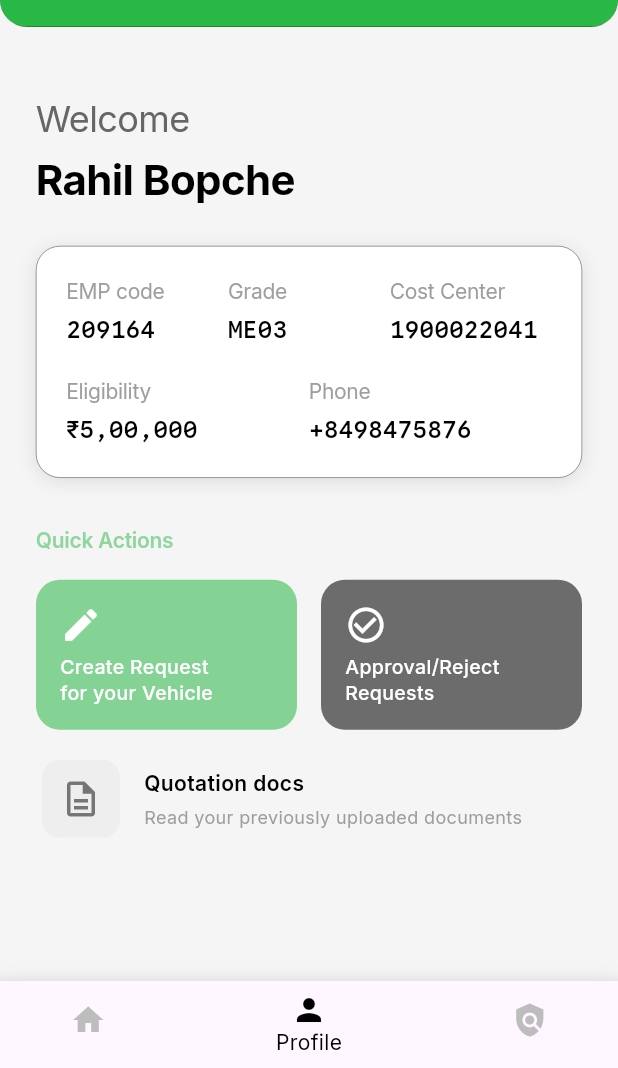
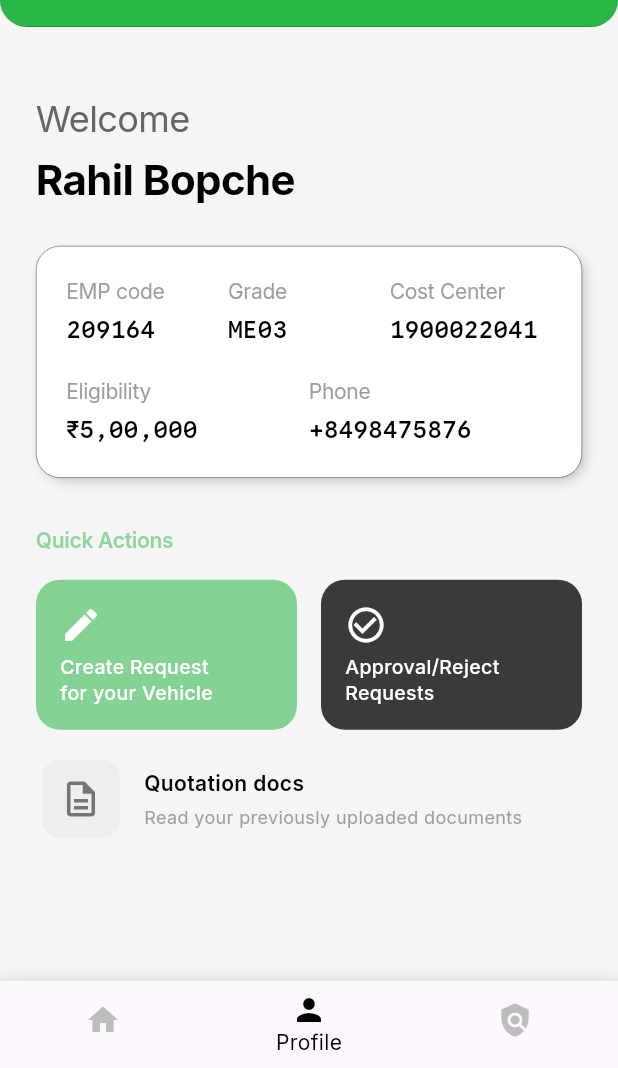
Before and after one commit to shailesh43/Sangam, a Flutter app: the screen it shows after launch, item 2 of the bottom bar chosen, on a phone screen of 412 x 824 dp, the part 168-1236 px from its top. Run offline on Flutter 3.47's test engine with Material 3 defaults, Android fonts, the phone set to English and light mode, and no system bars; our stand-ins replace google_fonts.

Commit message:
refactor: rearrange  directories

```diff
--- a/lib/main.dart
+++ b/lib/main.dart
@@ -116,9 +116,10 @@ class _DashboardScreenState extends State<DashboardScreen> {
                         borderRadius: BorderRadius.circular(16),
                         boxShadow: [
                           BoxShadow(
-                            color: Colors.black.withOpacity(0.1),
-                            blurRadius: 10,
-                            offset: const Offset(0, 2),
+                            color: Colors.black.withOpacity(0.20),
+                            offset: const Offset(3, 3), // right & bottom
+                            blurRadius: 6,
+                            spreadRadius: -1, // prevents shadow on top/left
                           ),
                         ],
                       ),
@@ -185,7 +186,7 @@ class _DashboardScreenState extends State<DashboardScreen> {
                             icon: Icons.check_circle_outline,
                             title: 'Approval/Reject\nRequests',
 
-                            color: const Color.fromRGBO(108, 108, 108, 1.0),
+                            color: Color(0xF5323232),
                             onTap: () {},
                           ),
                         ),
@@ -274,10 +275,10 @@ class _DashboardScreenState extends State<DashboardScreen> {
           unselectedItemColor: Colors.grey[400],
           showSelectedLabels: true,
           showUnselectedLabels: false,
-          type: BottomNavigationBarType.shifting,
+          type: BottomNavigationBarType.fixed,
 
           items: const [
-            BottomNavigationBarItem(icon: Icon(Icons.home), label: 'Dashboard'),
+            BottomNavigationBarItem(icon: Icon(Icons.home), label: 'Home'),
             BottomNavigationBarItem(icon: Icon(Icons.person), label: 'Profile'),
             BottomNavigationBarItem(icon: Icon(Icons.policy), label: 'Policy'),
           ],
```
Also changed, not shown: lib/theme/app_colors.dart (renamed from lib/core/theme/app_colors.dart), lib/theme/app_text_theme.dart (renamed from lib/core/theme/app_text_theme.dart), lib/theme/app_theme.dart (renamed from lib/core/theme/app_theme.dart).
